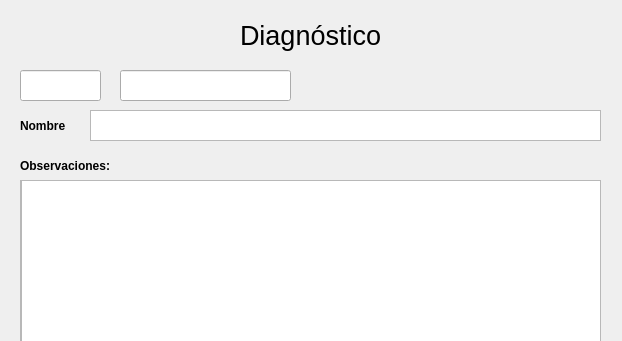
First picture: the form in QtUi/diagnostico.ui, repository Lufedi/DABM-Bitalino, before the edit; both pictures show x 0 to 622 and y 0 to 341 of the 622 by 520 pixel window.
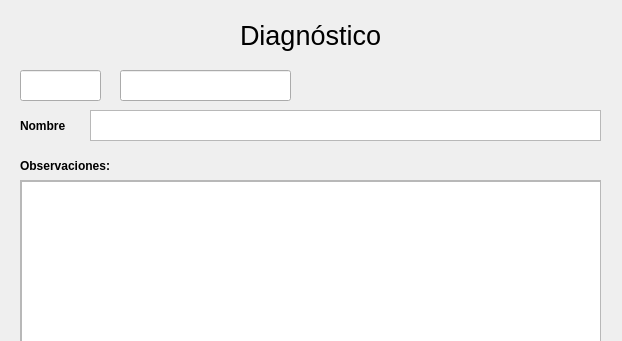
Second picture: the form after the edit.

Commit message: No he podido hacer lo de abrir la ventana de diagnóstico

Diff of the .ui file:
```diff
--- a/QtUi/diagnostico.ui
+++ b/QtUi/diagnostico.ui
@@ -122,9 +122,9 @@
       <property name="geometry">
        <rect>
         <x>0</x>
-        <y>-10</y>
+        <y>0</y>
         <width>581</width>
-        <height>281</height>
+        <height>271</height>
        </rect>
       </property>
      </widget>
```
The commit also changes 3 other files.
